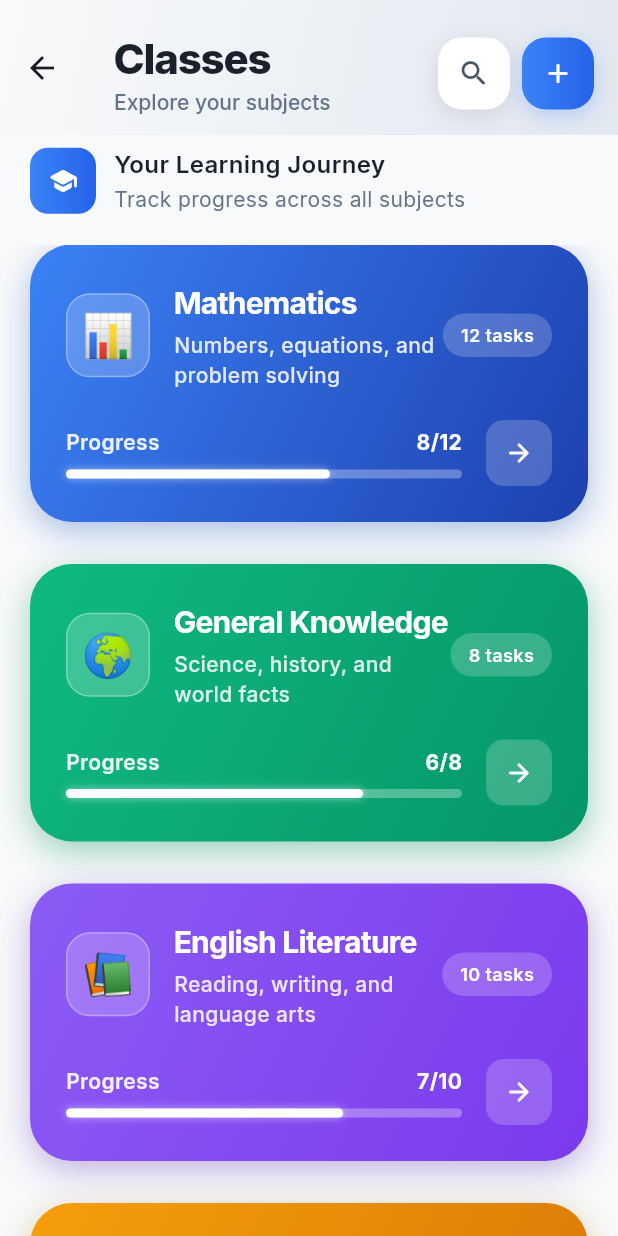
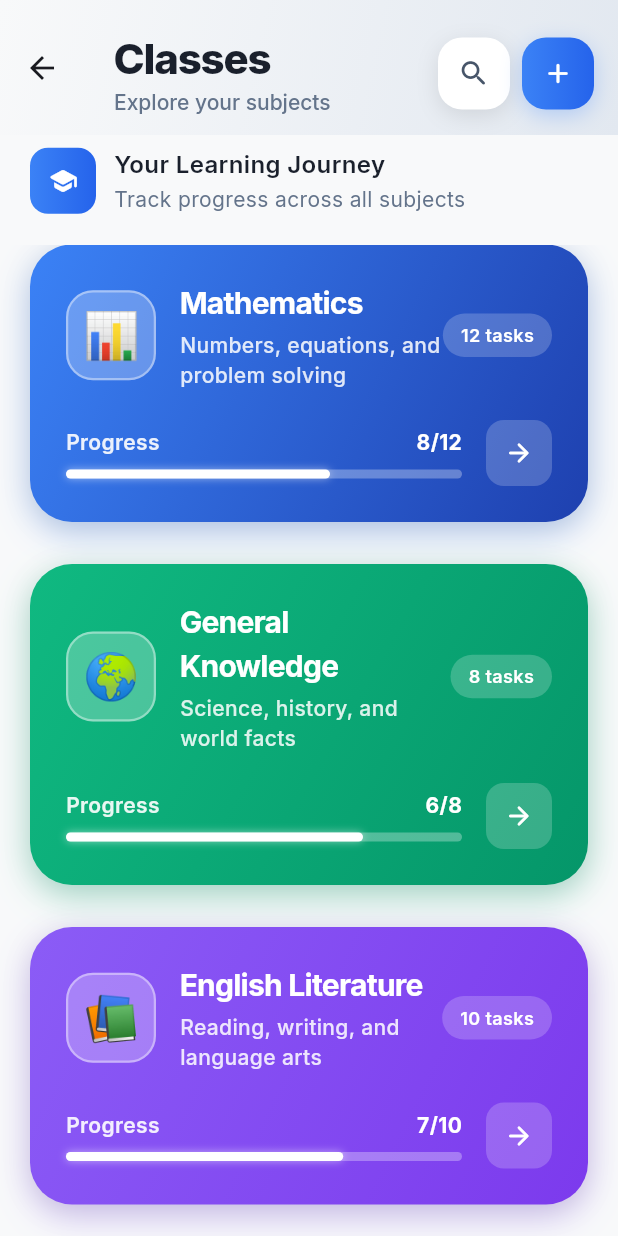
Before and after one commit to Innocent-Gershon/mobile_dev_summative, a Flutter app: the ClassesView screen opened directly, on a phone screen of 412 x 824 dp. Run offline on Flutter 3.47's test engine with Material 3 defaults, Android fonts, the phone set to English and light mode, and no system bars; our stand-ins replace animate_do, cloud_firestore, equatable, file_picker, firebase_auth, firebase_core and 7 more; accounts and stored records are empty; generated files the repository leaves out were written again.

Commit message:
ui: enhance icon container with larger size and improved styling

```diff
--- a/edu_bridge_01/lib/presentation/pages/classes/classes_screen.dart
+++ b/edu_bridge_01/lib/presentation/pages/classes/classes_screen.dart
@@ -510,20 +510,20 @@ class _ClassesViewState extends State<ClassesView> with TickerProviderStateMixin
                         Row(
                           children: [
                             Container(
-                              width: 56,
-                              height: 56,
+                              width: 60,
+                              height: 60,
                               decoration: BoxDecoration(
-                                color: Colors.white.withValues(alpha: 0.2),
-                                borderRadius: BorderRadius.circular(16),
+                                color: Colors.white.withValues(alpha: 0.25),
+                                borderRadius: BorderRadius.circular(18),
                                 border: Border.all(
-                                  color: Colors.white.withValues(alpha: 0.3),
-                                  width: 1,
+                                  color: Colors.white.withValues(alpha: 0.4),
+                                  width: 1.5,
                                 ),
                               ),
                               child: Center(
                                 child: Text(
                                   subject['icon'],
-                                  style: const TextStyle(fontSize: 28),
+                                  style: const TextStyle(fontSize: 30),
                                 ),
                               ),
                             ),
```
